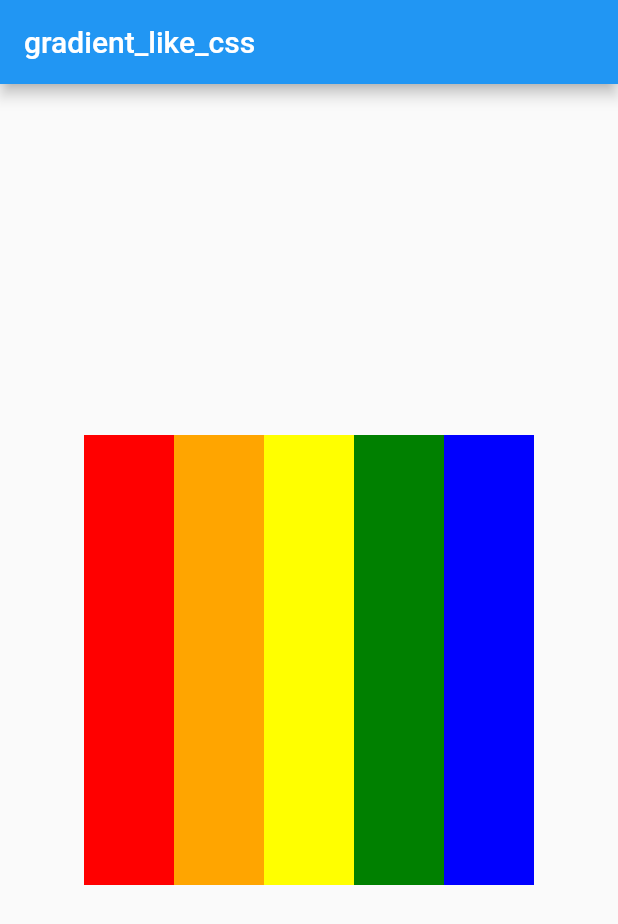
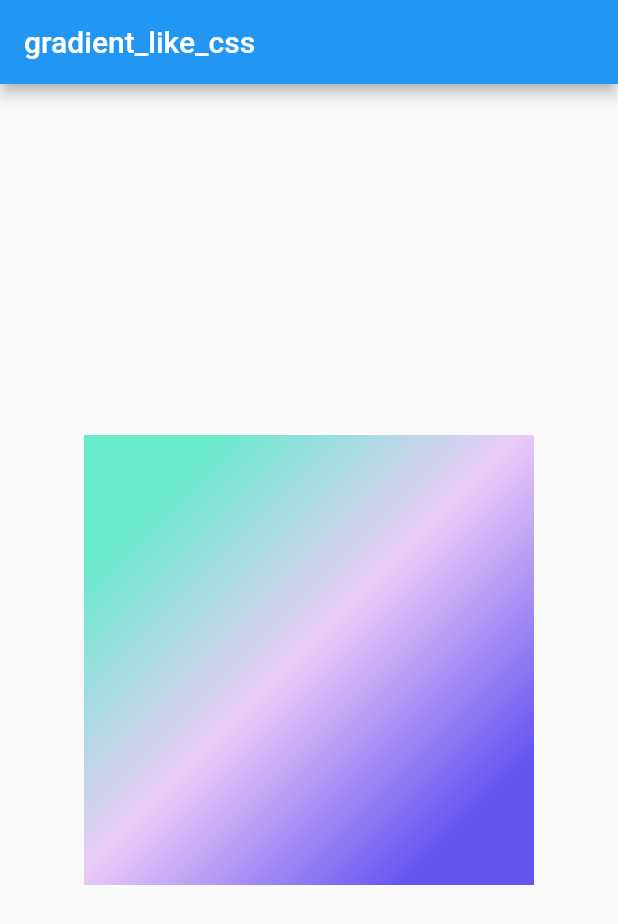
Before and after one commit to azukisiromochi/gradient_like_css, a Flutter app: the screen it shows after launch, on a phone screen of 412 x 824 dp. Shown: the top 924 px of the screen. Run offline on Flutter 3.47's test engine with Material 2 defaults, Android fonts, the phone set to English and light mode, and no system bars; our stand-ins replace tuple.

Commit message:
📚 Preparing for release

```diff
--- a/example/lib/main.dart
+++ b/example/lib/main.dart
@@ -28,16 +28,17 @@ class _MyAppState extends State<MyApp> {
             height: 300,
             width: 300,
             decoration: BoxDecoration(
+              gradient: CssLike.linearGradient(-225, ['#69EACB', '#EACCF8 48%', "#6654F1"]),
 //              gradient: CssLike.linearGradient(null, ['#e66465', '#9198e5']),
 //              gradient: CssLike.linearGradient(45, ['red', 'blue']),
 //              gradient: CssLike.linearGradient(135, ['orange', 'orange 60%', 'cyan']),
-              gradient: CssLike.linearGradient(Alignment.centerRight, [
-                'red 20%',
-                'orange 20% 40%',
-                'yellow 40% 60%',
-                'green 60% 80%',
-                'blue 80%'
-              ]),
+//              gradient: CssLike.linearGradient(Alignment.centerRight, [
+//                'red 20%',
+//                'orange 20% 40%',
+//                'yellow 40% 60%',
+//                'green 60% 80%',
+//                'blue 80%'
+//              ]),
             ),
           ),
         ),
--- a/pubspec.yaml
+++ b/pubspec.yaml
@@ -1,6 +1,6 @@
 name: gradient_like_css
 description: The gradient_like_css package for Flutter allows you to experience CSS-like gradients in your Flutter app.
-version: 0.0.5
+version: 0.1.0
 author: azukisiromothi
 homepage: https://github.com/azukisiromochi/gradient_like_css
 
```
Also changed, not shown: example/pubspec.lock, 2 other files.
